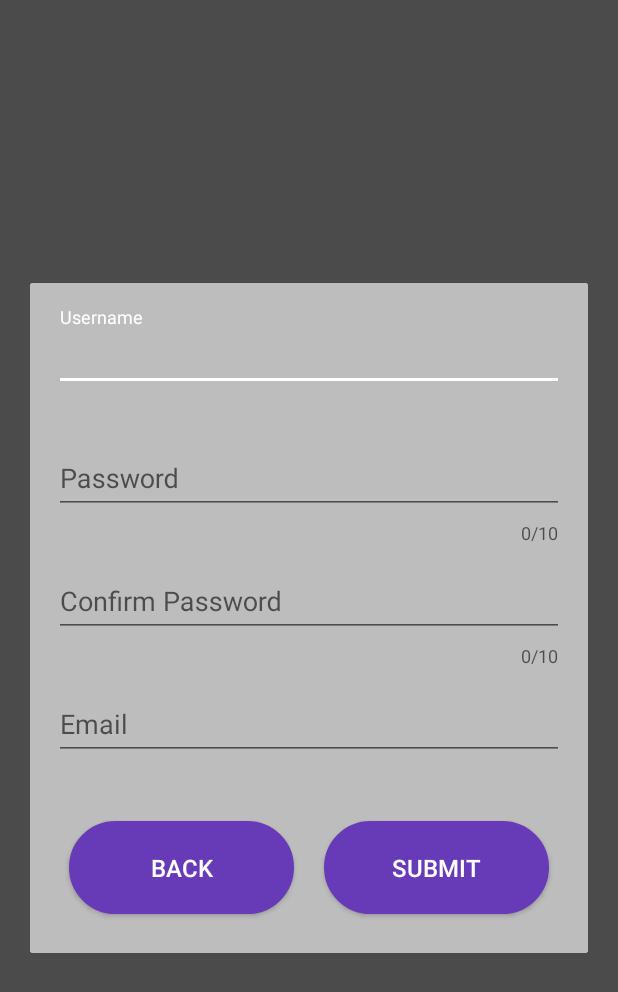
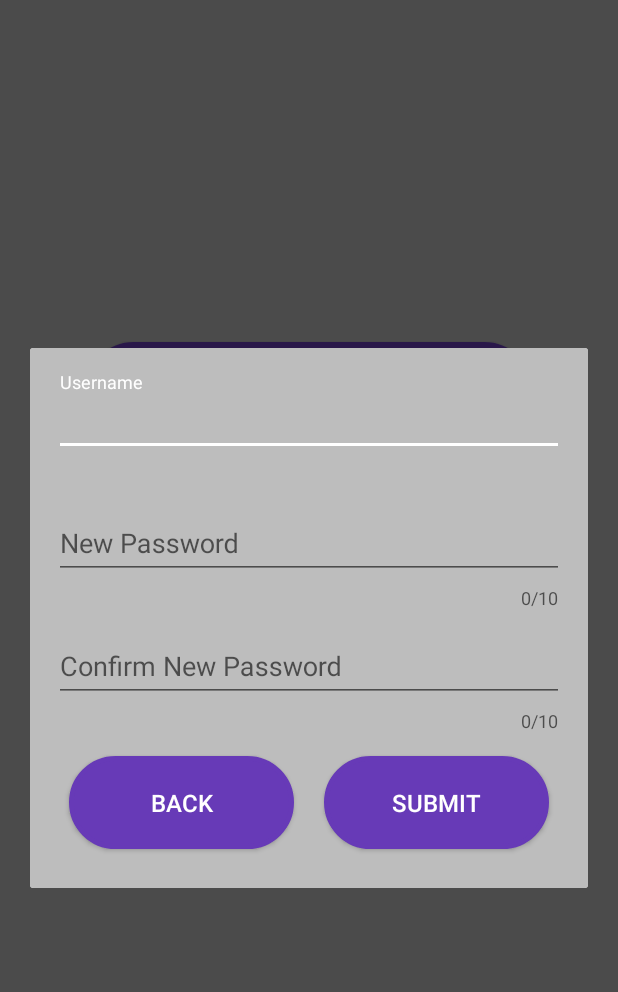
Before and after one commit to teamhatS/PlanniT, an Android app: the fragment SettingsFragment shown on its own in the app's theme, after a tap on "ACCOUNT", on a phone screen of 412 x 824 dp. Shown: the top 992 px of the screen. Run offline under Robolectric (Android 15) with nearby library versions, the phone set to English and light mode, and no system bars; our stand-ins replace Firebase (no records; nobody signed in at launch, a user with empty details on screens opened directly); 2 statements that could not run were skipped.

Commit message:
- removed email change field

```diff
--- a/app/src/main/res/layout/fragment_account_settings.xml
+++ b/app/src/main/res/layout/fragment_account_settings.xml
@@ -36,7 +36,7 @@
             android:layout_width="match_parent"
             android:layout_height="wrap_content"
             android:textColor="@color/colorPrimary"
-            android:hint="Password"
+            android:hint="New Password"
             android:maxLength="10"
             android:inputType="textPassword">
         </com.google.android.material.textfield.TextInputEditText>
@@ -55,25 +55,25 @@
             android:layout_width="match_parent"
             android:layout_height="wrap_content"
             android:maxLength="10"
-            android:hint="Confirm Password"
+            android:hint="Confirm New Password"
             android:inputType="textPassword">
         </com.google.android.material.textfield.TextInputEditText>
     </com.google.android.material.textfield.TextInputLayout>
 
-    <com.google.android.material.textfield.TextInputLayout
-        android:id="@+id/til_settings_email"
-        android:layout_width="match_parent"
-        android:layout_height="wrap_content"
-        android:layout_marginBottom="10dp"
-        app:errorEnabled="true">
-        <com.google.android.material.textfield.TextInputEditText
-            android:id="@+id/et_settings_email"
-            android:layout_width="match_parent"
-            android:layout_height="wrap_content"
-            android:hint="Email"
-            android:inputType="textEmailAddress">
-        </com.google.android.material.textfield.TextInputEditText>
-    </com.google.android.material.textfield.TextInputLayout>
+<!--    <com.google.android.material.textfield.TextInputLayout-->
+<!--        android:id="@+id/til_settings_email"-->
+<!--        android:layout_width="match_parent"-->
+<!--        android:layout_height="wrap_content"-->
+<!--        android:layout_marginBottom="10dp"-->
+<!--        app:errorEnabled="true">-->
+<!--        <com.google.android.material.textfield.TextInputEditText-->
+<!--            android:id="@+id/et_settings_email"-->
+<!--            android:layout_width="match_parent"-->
+<!--            android:layout_height="wrap_content"-->
+<!--            android:hint="Email"-->
+<!--            android:inputType="textEmailAddress">-->
+<!--        </com.google.android.material.textfield.TextInputEditText>-->
+<!--    </com.google.android.material.textfield.TextInputLayout>-->
 
     <LinearLayout
         android:layout_width="match_parent"
```
